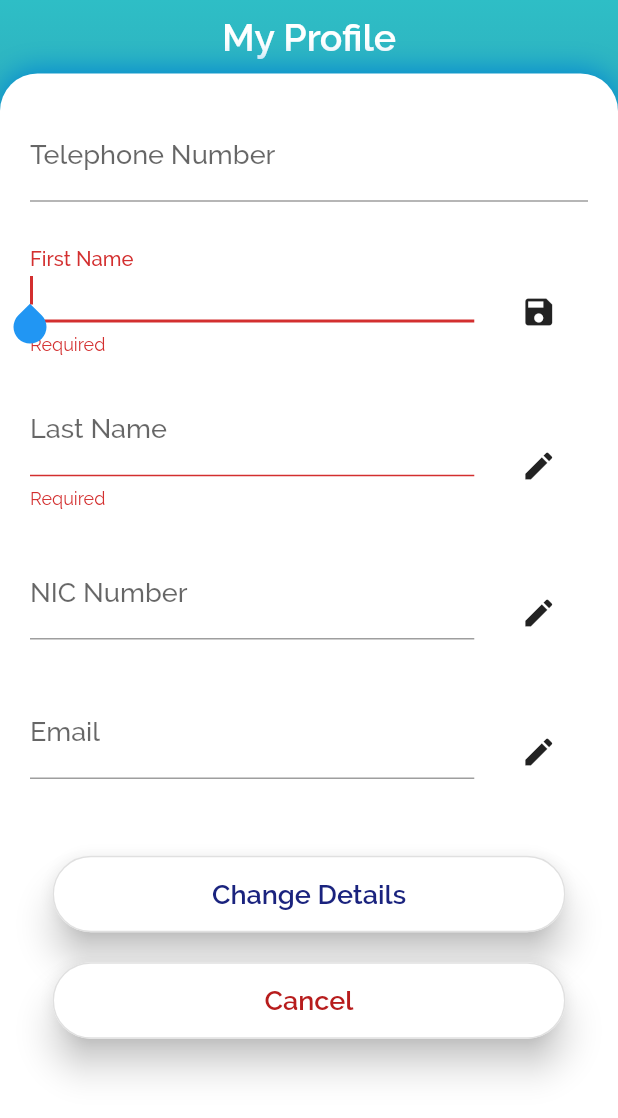
After one commit to scorelab/DengueStop, a Flutter app: the Profile screen opened by its route, after a tap on the "edit" icon, after a tap on "Change Details", on a phone screen of 412 x 824 dp. The commit adds this screen. Shown: the top 1118 px of the screen. Run offline on Flutter 3.47's test engine with Material 2 defaults, Android fonts, the light colour scheme and no system bars; our stand-ins replace email_validator, flutter_secure_storage, geolocator, shared_preferences; missing offline and left inert: password_hash; accounts and stored records are empty.

Commit message:
Add UI and routing for user profile component

```diff
--- a/dengue_app/lib/main.dart
+++ b/dengue_app/lib/main.dart
@@ -4,6 +4,7 @@ import 'views/signup.dart';
 import 'views/login.dart';
 import 'views/report_incident.dart';
 import 'views/reports.dart';
+import 'views/profile.dart';
 
 void main() {
   runApp(MaterialApp(
@@ -25,6 +26,7 @@ void main() {
       'home': (context) => Home(),
       'report_incident': (context) => ReportIncident(),
       'reports': (context) => Reports(),
+      'profile': (context) => Profile(),
     },
   ));
 }
--- a/dengue_app/lib/services/user_service.dart
+++ b/dengue_app/lib/services/user_service.dart
@@ -21,6 +21,24 @@ class UserService {
     String jsonUser = jsonEncode(user.toJson());
     var response = await apiProvider.post(url, jsonUser);
     if (response['code'] == 200) {
+      return true;
+    } else {
+      print(response);
+      return false;
+    }
+  }
+
+  Future<bool> updateUser(User updatedUser) async {
+    var url = 'update_user';
+    // getting current userId
+    User currentUser = await getUserData();
+    updatedUser.id = currentUser.id;
+    updatedUser.telephone = currentUser.telephone;
+    String jsonUpdatedUser = jsonEncode(updatedUser.toJson());
+    var response = await apiProvider.post(url, jsonUpdatedUser);
+    if (response['code'] == 200) {
+      // update details in the local storage
+      saveUserData(updatedUser);
       return true;
     } else {
       print(response);
--- a/dengue_app/lib/views/home.dart
+++ b/dengue_app/lib/views/home.dart
@@ -212,9 +212,7 @@ class DrawerButton extends StatelessWidget {
             Navigator.pushNamed(context, 'reports');
           } else if (buttonType == 'profile') {
             // routing to profile screen
-            print('profile');
-          } else {
-            // todo handle the error
+            Navigator.pushNamed(context, 'profile');
           }
         },
       ),
--- /dev/null
+++ b/dengue_app/lib/views/profile.dart
@@ -0,0 +1,478 @@
+import 'package:flutter/material.dart';
+import 'package:email_validator/email_validator.dart';
+import 'package:dengue_app/services/user_service.dart';
+import 'package:dengue_app/models/user.dart';
+import 'package:flutter/services.dart';
+
+// global styling for form labels
+TextStyle formLabelStyle =
+    TextStyle(fontSize: 18.0, fontWeight: FontWeight.w500);
+
+class Profile extends StatelessWidget {
+  @override
+  Widget build(BuildContext context) {
+    return Scaffold(
+      body: Container(
+        height: MediaQuery.of(context).size.height,
+        width: MediaQuery.of(context).size.width,
+        decoration: BoxDecoration(
+            gradient: LinearGradient(
+                begin: Alignment.topCenter,
+                end: Alignment.bottomCenter,
+                colors: [Color(0xFF2EBEC6), Color(0xFF314687)],
+                stops: [0.0, 0.7],
+                tileMode: TileMode.clamp)),
+        child: SafeArea(
+          child: Column(
+            mainAxisAlignment: MainAxisAlignment.start,
+            children: <Widget>[
+              SizedBox(height: 10.0),
+              Center(
+                child: Text('My Profile',
+                    style: TextStyle(
+                        fontWeight: FontWeight.w600,
+                        fontSize: 25.0,
+                        color: Colors.white)),
+              ),
+              SizedBox(height: 10.0),
+              Expanded(
+                child: ProfileForm(),
+              )
+            ],
+          ),
+        ),
+      ),
+    );
+  }
+}
+
+// profile details form
+class ProfileForm extends StatefulWidget {
+  @override
+  _ProfileFormState createState() => _ProfileFormState();
+}
+
+class _ProfileFormState extends State<ProfileForm> {
+  @override
+  Widget build(BuildContext context) {
+    return Container(
+      width: MediaQuery.of(context).size.width,
+      decoration: BoxDecoration(
+        color: Colors.white,
+        borderRadius: BorderRadius.vertical(
+          top: Radius.circular(25.0),
+        ),
+        boxShadow: <BoxShadow>[
+          new BoxShadow(
+            color: Colors.lightBlue[700],
+            blurRadius: 15.0,
+            offset: new Offset(0.0, -2.0),
+          ),
+        ],
+      ),
+      child: SingleChildScrollView(
+          child: Column(
+        mainAxisAlignment: MainAxisAlignment.spaceBetween,
+        children: <Widget>[
+          // contains the form field
+          ProfileFormField(),
+        ],
+      )),
+    );
+  }
+}
+
+class ProfileFormField extends StatefulWidget {
+  @override
+  _ProfileFormFieldState createState() => _ProfileFormFieldState();
+}
+
+class _ProfileFormFieldState extends State<ProfileFormField> {
+  // adding text controllers to get data from the text fields
+  TextEditingController firstNameController = TextEditingController();
+  TextEditingController lastNameController = TextEditingController();
+  TextEditingController telephoneNumberController = TextEditingController();
+  TextEditingController nicNumberController = TextEditingController();
+  TextEditingController emailController = TextEditingController();
+  final _profileFormKey = GlobalKey<FormState>();
+  final UserService userService = UserService();
+  // focus node for first name field
+  FocusNode firstNameFocusNode = new FocusNode();
+  // focus node for last name field
+  FocusNode lastNameFocusNode = new FocusNode();
+  // focus node for nic field
+  FocusNode nicNumberFocusNode = new FocusNode();
+  // focus node for email field
+  FocusNode emailFocusNode = new FocusNode();
+
+  void initState() {
+    super.initState();
+    // setting current user data from the shared preferences
+    userService.getUserData().then((value) {
+      setUserDataFields(value);
+    });
+  }
+
+  setUserDataFields(User user) {
+    telephoneNumberController.text = user.telephone;
+    firstNameController.text = user.firstName;
+    lastNameController.text = user.lastName;
+    nicNumberController.text = user.nicNumber;
+    emailController.text = user.email;
+  }
+
+  String validateFirstName(String value) {
+    if (value.isEmpty) {
+      return 'Required';
+    }
+    return null;
+  }
+
+  String validateLastName(String value) {
+    if (value.isEmpty) {
+      return 'Required';
+    }
+    return null;
+  }
+
+  String validateNicNumber(String value) {
+    return null;
+  }
+
+  String validateEmail(String value) {
+    if (!EmailValidator.validate(value) && value.isNotEmpty) {
+      return 'Enter proper email format';
+    }
+    return null;
+  }
+
+  submitUserDetails() {
+    if (_profileFormKey.currentState.validate()) {
+      // submitting updated details
+      showEditConfirmation(context);
+    }
+  }
+
+  saveUserDetails() async {
+    // getting the updated user info from text controllers
+    User updatedUser = User();
+    updatedUser.firstName = firstNameController.text;
+    updatedUser.lastName = lastNameController.text;
+    updatedUser.nicNumber = nicNumberController.text;
+    updatedUser.email = emailController.text;
+    bool result = await userService.updateUser(updatedUser);
+    if (result) {
+      // show success message
+      showUpdateStatus(
+          context: context,
+          titleText: 'Success',
+          messageText: 'Your profile have successfully updated!');
+    } else {
+      // show error message
+      showUpdateStatus(
+          context: context,
+          titleText: 'Oops',
+          messageText: 'Something has gone wrong. Please try again.');
+    }
+  }
+
+  showEditConfirmation(BuildContext context) {
+    Widget yesButton = FlatButton(
+      child: Text("Yes", style: TextStyle(color: Colors.red)),
+      onPressed: () {
+        // save new details on confirmation
+        saveUserDetails();
+        Navigator.of(context).pop();
+      },
+    );
+
+    Widget noButton = FlatButton(
+      child: Text("No"),
+      onPressed: () {
+        // dismiss the popup
+        Navigator.of(context).pop();
+      },
+    );
+
+    // set up the AlertDialog
+    AlertDialog alert = AlertDialog(
+      title: Text("Confirm Changes!"),
+      content: Text("Do you want to change the profile information?"),
+      actions: [noButton, yesButton],
+    );
+
+    showDialog(
+      context: context,
+      builder: (BuildContext context) {
+        return alert;
+      },
+    );
+  }
+
+  showUpdateStatus(
+      {BuildContext context, String messageText, String titleText}) {
+    Widget okButton = FlatButton(
+      child: Text("Ok"),
+      onPressed: () {
+        // save new details on confirmation
+        Navigator.of(context).pop();
+      },
+    );
+
+    // set up the AlertDialog
+    AlertDialog alert = AlertDialog(
+      title: Text(titleText),
+      content: Text(messageText),
+      actions: [
+        okButton,
+      ],
+    );
+
+    showDialog(
+      context: context,
+      builder: (BuildContext context) {
+        return alert;
+      },
+    );
+  }
+
+  @override
+  Widget build(BuildContext context) {
+    return Form(
+      key: _profileFormKey,
+      child: Padding(
+        padding: EdgeInsets.symmetric(horizontal: 20.0),
+        child: Column(
+          mainAxisAlignment: MainAxisAlignment.end,
+          crossAxisAlignment: CrossAxisAlignment.center,
+          mainAxisSize: MainAxisSize.max,
+          children: <Widget>[
+            SizedBox(height: 20.0),
+            TelephoneField(
+                textFieldLabel: 'Telephone Number',
+                textData: telephoneNumberController),
+            SizedBox(height: 10.0),
+            CustomProfileTextField(
+                textData: firstNameController,
+                focusNodeName: firstNameFocusNode,
+                textFieldLabel: 'First Name',
+                validatorFunction: validateFirstName),
+            SizedBox(height: 10.0),
+            CustomProfileTextField(
+                textData: lastNameController,
+                focusNodeName: lastNameFocusNode,
+                textFieldLabel: 'Last Name',
+                validatorFunction: validateLastName),
+            SizedBox(height: 10.0),
+            CustomProfileTextField(
+                textData: nicNumberController,
+                focusNodeName: nicNumberFocusNode,
+                textFieldLabel: 'NIC Number',
+                validatorFunction: validateNicNumber),
+            SizedBox(height: 10.0),
+            CustomProfileTextField(
+                textData: emailController,
+                focusNodeName: emailFocusNode,
+                textFieldLabel: 'Email',
+                validatorFunction: validateEmail),
+            // contains the form action buttons
+            ProfileFormButtons(submitFunction: submitUserDetails),
+          ],
+        ),
+      ),
+    );
+  }
+}
+
+class CustomProfileTextField extends StatefulWidget {
+  // holds the data of the text Field
+  TextEditingController textData;
+  final FocusNode focusNodeName;
+  final String textFieldLabel;
+  final validatorFunction;
+  CustomProfileTextField(
+      {Key key,
+      @required this.textData,
+      @required this.focusNodeName,
+      @required this.textFieldLabel,
+      @required this.validatorFunction})
+      : super(key: key);
+
+  @override
+  _CustomProfileTextFieldState createState() => _CustomProfileTextFieldState();
+}
+
+class _CustomProfileTextFieldState extends State<CustomProfileTextField> {
+  bool isDisabled = true;
+  @override
+  Widget build(BuildContext context) {
+    return Padding(
+      padding: EdgeInsets.symmetric(vertical: 5.0),
+      child: Row(
+        mainAxisAlignment: MainAxisAlignment.spaceEvenly,
+        children: <Widget>[
+          Expanded(
+            flex: 9,
+            child: Column(
+              children: <Widget>[
+                TextFormField(
+                  decoration: InputDecoration(
+                      labelText: widget.textFieldLabel,
+                      labelStyle: formLabelStyle),
+                  controller: widget.textData,
+                  focusNode: widget.focusNodeName,
+                  validator: widget.validatorFunction,
+                  readOnly: isDisabled,
+                  inputFormatters: [
+                    // restricting whitespaces
+                    BlacklistingTextInputFormatter(RegExp('[ *]')),
+                    // restricting length of input based on the field, 20 chars for NIC and 40 chars for others
+                    LengthLimitingTextInputFormatter(
+                        widget.textFieldLabel == 'NIC Number' ? 20 : 40)
+                  ],
+                  textInputAction: TextInputAction.done,
+                  onEditingComplete: () {
+                    // removing focus from the text field upon pressing enter
+                    FocusScope.of(context).unfocus();
+                    setState(() {
+                      // lock the field by disabling it
+                      isDisabled = true;
+                    });
+                  },
+                )
+              ],
+            ),
+          ),
+          SizedBox(
+            width: 10,
+          ),
+          Expanded(
+            flex: 2,
+            child: Container(
+              padding: EdgeInsets.only(top: 25),
+              child: Material(
+                color: Colors.transparent,
+                child: IconButton(
+                    icon: isDisabled ? Icon(Icons.edit) : Icon(Icons.save),
+                    onPressed: () {
+                      setState(() {
+                        // toggles edit on the field
+                        isDisabled = !isDisabled;
+                        if (!isDisabled) {
+                          // changing the focus to the enabled text field
+                          FocusScope.of(context)
+                              .requestFocus(widget.focusNodeName);
+                        } else {
+                          // removing the focus of disabled text field
+                          FocusScope.of(context).unfocus();
+                        }
+                      });
+                    }),
+              ),
+            ),
+          )
+        ],
+      ),
+    );
+  }
+}
+
+class TelephoneField extends StatelessWidget {
+  final textFieldLabel;
+  final TextEditingController textData;
+  TelephoneField({this.textFieldLabel, this.textData});
+
+  @override
+  Widget build(BuildContext context) {
+    return Padding(
+      padding: EdgeInsets.symmetric(vertical: 5.0),
+      child: Row(
+        mainAxisAlignment: MainAxisAlignment.spaceEvenly,
+        children: <Widget>[
+          Expanded(
+            flex: 9,
+            child: Column(
+              children: <Widget>[
+                TextFormField(
+                  decoration: InputDecoration(
+                      labelText: textFieldLabel, labelStyle: formLabelStyle),
+                  controller: textData,
+                  readOnly: true,
+                  textInputAction: TextInputAction.done,
+                )
+              ],
+            ),
+          ),
+        ],
+      ),
+    );
+  }
+}
+
+class ProfileFormButtons extends StatelessWidget {
+  final submitFunction;
+  ProfileFormButtons({this.submitFunction});
+
+  @override
+  Widget build(BuildContext context) {
+    return Container(
+      padding: EdgeInsets.only(bottom: 10, top: 30),
+      child: Column(
+        crossAxisAlignment: CrossAxisAlignment.stretch,
+        mainAxisAlignment: MainAxisAlignment.center,
+        children: <Widget>[
+          FormButton(
+              buttonText: 'Change Details',
+              buttonType: 'change',
+              buttonFunction: submitFunction),
+          FormButton(buttonText: 'Cancel', buttonType: 'cancel')
+        ],
+      ),
+    );
+  }
+}
+
+class FormButton extends StatelessWidget {
+  // create buttons for the form with same appearance with different text and different functions
+  final String buttonText;
+  final String buttonType;
+  final buttonFunction;
+  FormButton({this.buttonText, this.buttonType, this.buttonFunction});
+
+  @override
+  Widget build(BuildContext context) {
+    return Padding(
+      padding: EdgeInsets.symmetric(horizontal: 15.0, vertical: 10.0),
+      child: RaisedButton(
+        child: Padding(
+          padding: EdgeInsets.all(15.0),
+          child: Text(
+            buttonText,
+            style: TextStyle(
+              fontSize: 18.0,
+              fontWeight: FontWeight.w600,
+              // change font color of the button based on the button type
+              color: (buttonType == 'change')
+                  ? Colors.indigo[900]
+                  : Colors.red[900],
+            ),
+          ),
+        ),
+        shape: RoundedRectangleBorder(
+            borderRadius: BorderRadius.circular(100.0),
+            side: BorderSide(color: Colors.grey[300])),
+        elevation: 10.0,
+        color: Colors.white,
+        onPressed: () {
+          // on press will trigger different functions based on the type of button
+          if (buttonType == 'change') {
+            buttonFunction();
+          } else if (buttonType == 'cancel') {
+            // routing back to home screen
+            Navigator.pop(context);
+          }
+        },
+      ),
+    );
+  }
+}
```
